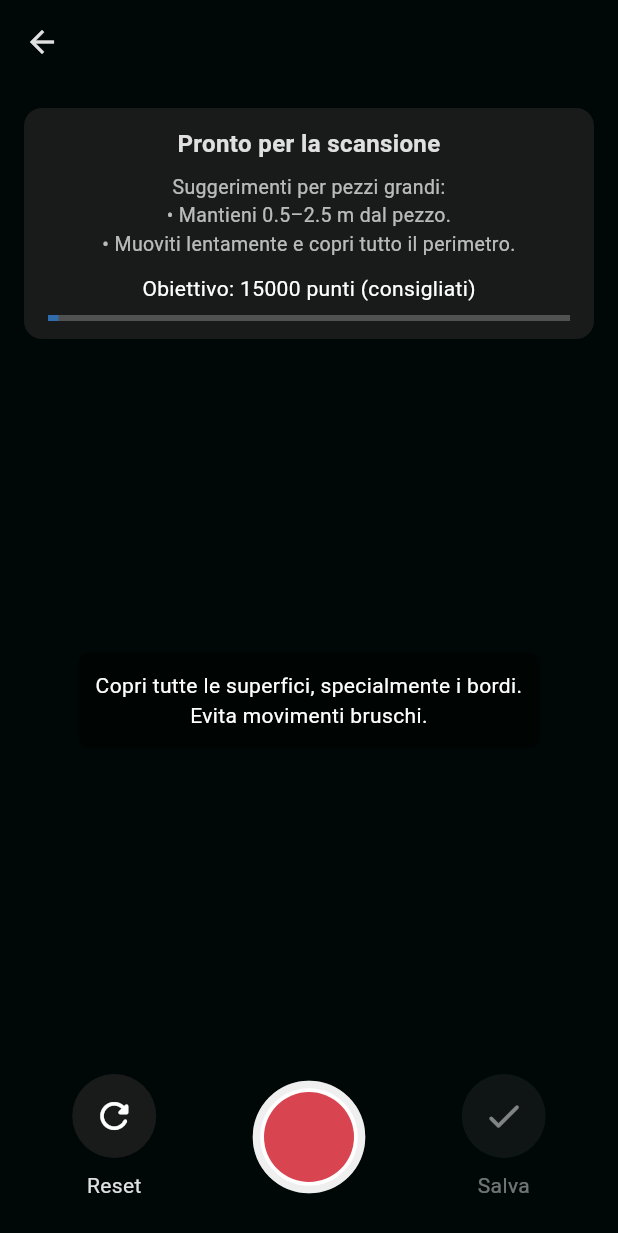
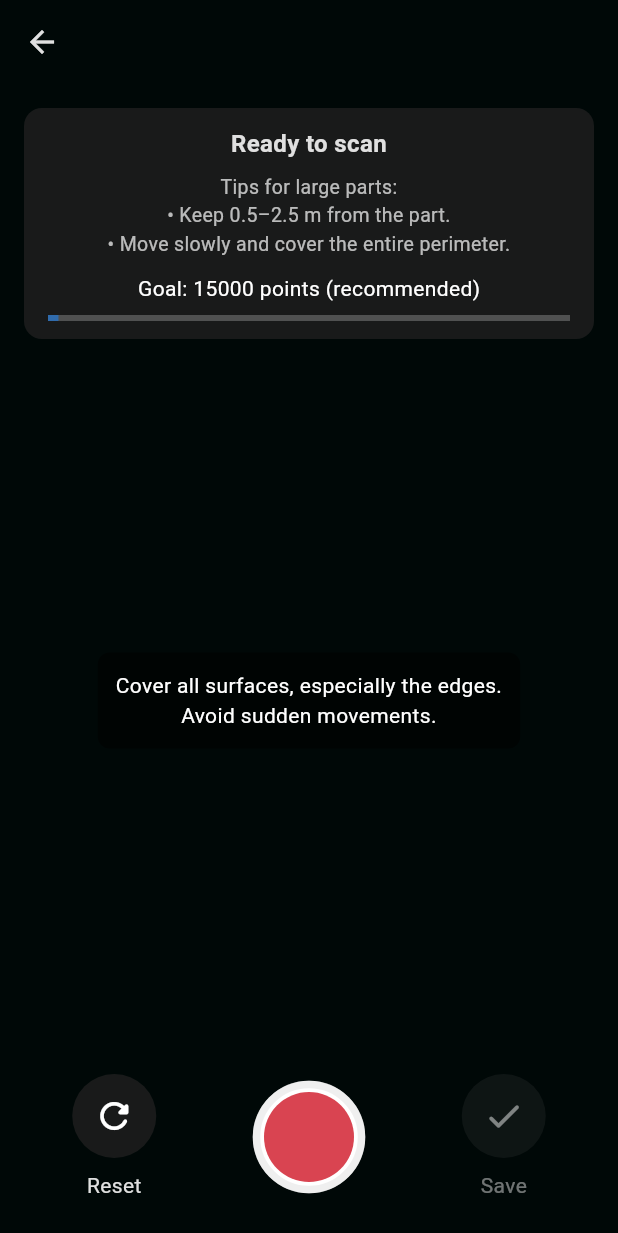
Before and after one commit to tomdevnut/pmdscomputervision, a Flutter app: the LidarScannerScreen screen opened directly with empty values, on a phone screen of 412 x 824 dp. Shown: the top 1233 px of the screen. Run offline on Flutter 3.47's test engine with Material 3 defaults, Android fonts, the phone set to English and light mode, and no system bars; our stand-ins replace cloud_firestore, file_picker, firebase_auth, firebase_core, firebase_messaging, firebase_storage and 1 more; missing offline and left inert: dart:js_interop, dart:ui_web; accounts and stored records are empty; network calls fail.

Commit message:
Risoluzione errori LiDAR

```diff
--- a/src/flutter/cad_match/lib/screens/scanning_page.dart
+++ b/src/flutter/cad_match/lib/screens/scanning_page.dart
@@ -17,12 +17,12 @@ class LidarScannerScreen extends StatefulWidget {
 class _LidarScannerScreenState extends State<LidarScannerScreen> {
   final scannedPoints = <vector.Vector3>[];
   bool isScanning = false;
-  String? scanStatus = 'Pronto per la scansione';
-  final int recommendedPoints = 15000; // consigliato per oggetti grandi
-  final int minPointsToSave = 1500; // minimo per salvare qualcosa di utile
+  String? scanStatus = 'Ready to scan';
+  final int recommendedPoints = 15000; // recommended for large objects
+  final int minPointsToSave = 1500; // minimum to save something useful
   double minPointDistance = 0.01; // 1 cm
   double maxScanDistance =
-      6.0; // 6 m (LiDAR arriva fino a ~5m, lasciamo margine)
+      6.0; // 6 m (LiDAR reaches up to ~5m, let's leave a margin)
   Timer? uiTick;
   final _lidarKey = GlobalKey<LidarViewState>();
   DateTime? _lastPointsAt;
@@ -33,7 +33,7 @@ class _LidarScannerScreenState extends State<LidarScannerScreen> {
     uiTick = Timer.periodic(const Duration(seconds: 1), (_) {
       if (!mounted) return;
       setState(() {
-        // aggiorna stato warning / progress
+        // update warning / progress status
       });
     });
   }
@@ -56,11 +56,8 @@ class _LidarScannerScreenState extends State<LidarScannerScreen> {
       }
     }
 
-    if (scannedPoints.length % 500 == 0) {
-      setState(
-        () =>
-            scanStatus = 'Scansione in corso... ${scannedPoints.length} punti',
-      );
+    if (scannedPoints.length % 50 == 0) {
+      setState(() => scanStatus = 'Scanning... ${scannedPoints.length} points');
     }
   }
 
@@ -68,11 +65,10 @@ class _LidarScannerScreenState extends State<LidarScannerScreen> {
     setState(() {
       isScanning = !isScanning;
       if (isScanning) {
-        scanStatus =
-            'Scansione in corso... Muoviti lentamente attorno al pezzo';
+        scanStatus = 'Scanning... Move slowly around the part';
         _lidarKey.currentState?.start();
       } else {
-        scanStatus = 'Scansione in pausa - ${scannedPoints.length} punti';
+        scanStatus = 'Scan paused - ${scannedPoints.length} points';
         _lidarKey.currentState?.stop();
       }
     });
@@ -82,7 +78,7 @@ class _LidarScannerScreenState extends State<LidarScannerScreen> {
     setState(() {
       isScanning = false;
       scannedPoints.clear();
-      scanStatus = 'Pronto per la scansione';
+      scanStatus = 'Ready to scan';
       _lastPointsAt = null;
     });
     _lidarKey.currentState?.reset();
@@ -93,7 +89,7 @@ class _LidarScannerScreenState extends State<LidarScannerScreen> {
       ScaffoldMessenger.of(context).showSnackBar(
         SnackBar(
           content: Text(
-            'Servono almeno $minPointsToSave punti per un risultato decente',
+            'At least $minPointsToSave points are needed for a decent result',
           ),
         ),
       );
@@ -123,7 +119,7 @@ class _LidarScannerScreenState extends State<LidarScannerScreen> {
         foregroundColor: AppColors.textPrimary,
         centerTitle: true,
         elevation: 0,
-        title: Text(widget.payload['name'] ?? 'Nuova scansione'),
+        title: Text(widget.payload['name'] ?? 'New Scan'),
       ),
       body: Stack(
         children: [
@@ -161,7 +157,7 @@ class _LidarScannerScreenState extends State<LidarScannerScreen> {
               mainAxisSize: MainAxisSize.min,
               children: [
                 Text(
-                  scanStatus ?? 'Pronto per la scansione',
+                  scanStatus ?? 'Ready to scan',
                   style: const TextStyle(
                     color: AppColors.textPrimary,
                     fontSize: 16,
@@ -172,26 +168,26 @@ class _LidarScannerScreenState extends State<LidarScannerScreen> {
 
                 const SizedBox(height: 8),
 
-                // Prima di iniziare: mostra suggerimenti
+                // Before starting: show tips
                 if (!isScanning) ...[
                   const Text(
-                    'Suggerimenti per pezzi grandi:\n'
-                    '• Mantieni 0.5–2.5 m dal pezzo.\n'
-                    '• Muoviti lentamente e copri tutto il perimetro.',
+                    'Tips for large parts:\n'
+                    '• Keep 0.5–2.5 m from the part.\n'
+                    '• Move slowly and cover the entire perimeter.',
                     style: TextStyle(color: Colors.white70, fontSize: 13),
                     textAlign: TextAlign.center,
                   ),
                   const SizedBox(height: 10),
                   Text(
-                    'Obiettivo: $recommendedPoints punti (consigliati)',
+                    'Goal: $recommendedPoints points (recommended)',
                     style: const TextStyle(color: Colors.white, fontSize: 14),
                   ),
                 ],
 
-                // Durante la scansione: mostra solo contatore + progress
+                // During scanning: show only counter + progress
                 if (isScanning) ...[
                   Text(
-                    'Punti: ${scannedPoints.length} / $recommendedPoints',
+                    'Points: ${scannedPoints.length} / $recommendedPoints',
                     style: const TextStyle(color: Colors.white, fontSize: 14),
                   ),
                 ],
@@ -204,7 +200,7 @@ class _LidarScannerScreenState extends State<LidarScannerScreen> {
                   valueColor: AlwaysStoppedAnimation<Color>(AppColors.primary),
                 ),
 
-                // Warning "nessun punto" con testo che va a capo (niente overflow)
+                // Warning "no points" with text wrapping (no overflow)
                 if (_noPointsRecently) ...[
                   const SizedBox(height: 10),
                   Row(
@@ -218,7 +214,7 @@ class _LidarScannerScreenState extends State<LidarScannerScreen> {
                       SizedBox(width: 6),
                       Expanded(
                         child: Text(
-                          'Nessun punto dal LiDAR. Avvicinati al pezzo o muovi lentamente.',
+                          'No points from LiDAR. Get closer to the part or move slowly.',
                           style: TextStyle(
                             color: Colors.orangeAccent,
                             fontSize: 13,
@@ -234,7 +230,7 @@ class _LidarScannerScreenState extends State<LidarScannerScreen> {
             ),
           ),
 
-          // Suggerimenti aggiuntivi: mostra SOLO prima di iniziare
+          // Additional tips: show ONLY before starting
           if (!isScanning)
             Container(
               margin: const EdgeInsets.symmetric(horizontal: 32),
@@ -244,13 +240,13 @@ class _LidarScannerScreenState extends State<LidarScannerScreen> {
                 borderRadius: BorderRadius.circular(8),
               ),
               child: const Text(
-                'Copri tutte le superfici, specialmente i bordi.\nEvita movimenti bruschi.',
+                'Cover all surfaces, especially the edges.\nAvoid sudden movements.',
                 style: TextStyle(color: Colors.white, fontSize: 14),
                 textAlign: TextAlign.center,
               ),
             ),
 
-          // Controlli
+          // Controls
           Container(
             padding: const EdgeInsets.symmetric(vertical: 24, horizontal: 16),
             child: Row(
@@ -267,7 +263,7 @@ class _LidarScannerScreenState extends State<LidarScannerScreen> {
                   onPressed: scannedPoints.length >= minPointsToSave
                       ? _onSaveScan
                       : null,
-                  label: 'Salva',
+                  label: 'Save',
                 ),
               ],
             ),
@@ -286,7 +282,10 @@ class _LidarScannerScreenState extends State<LidarScannerScreen> {
         decoration: BoxDecoration(
           shape: BoxShape.circle,
           color: Colors.white,
-          border: Border.all(color: AppColors.textPrimary.withAlpha(128), width: 5),
+          border: Border.all(
+            color: AppColors.textPrimary.withAlpha(128),
+            width: 5,
+          ),
         ),
         child: Center(
           child: AnimatedContainer(
```
Also changed, not shown: 5 other files.
